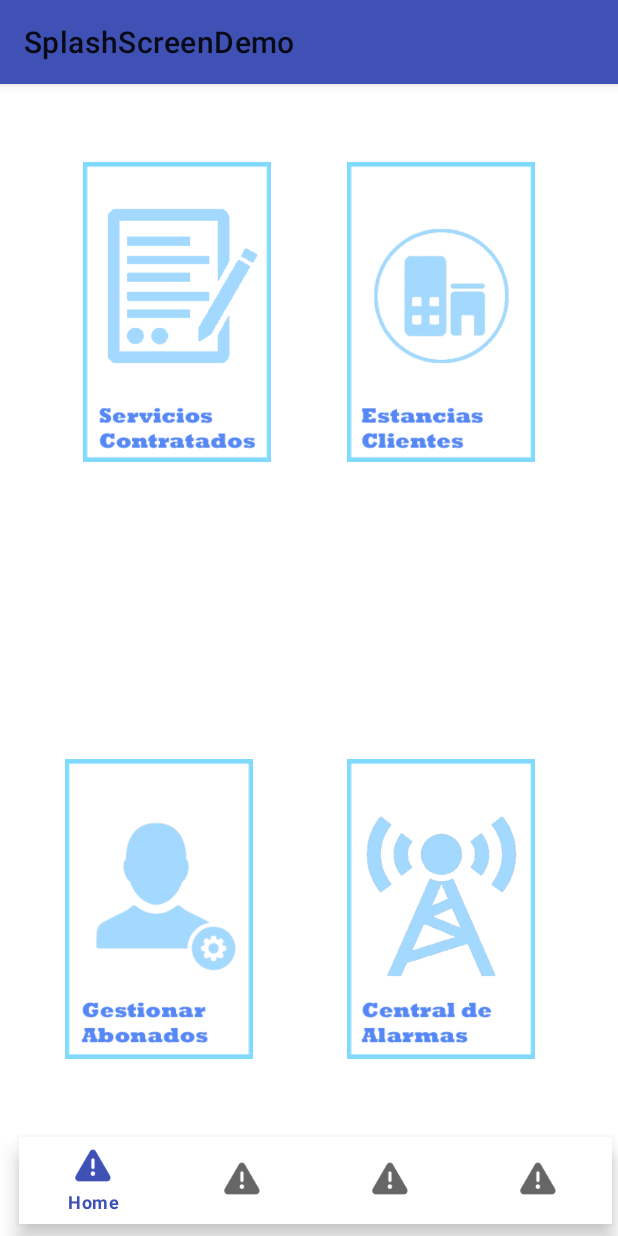
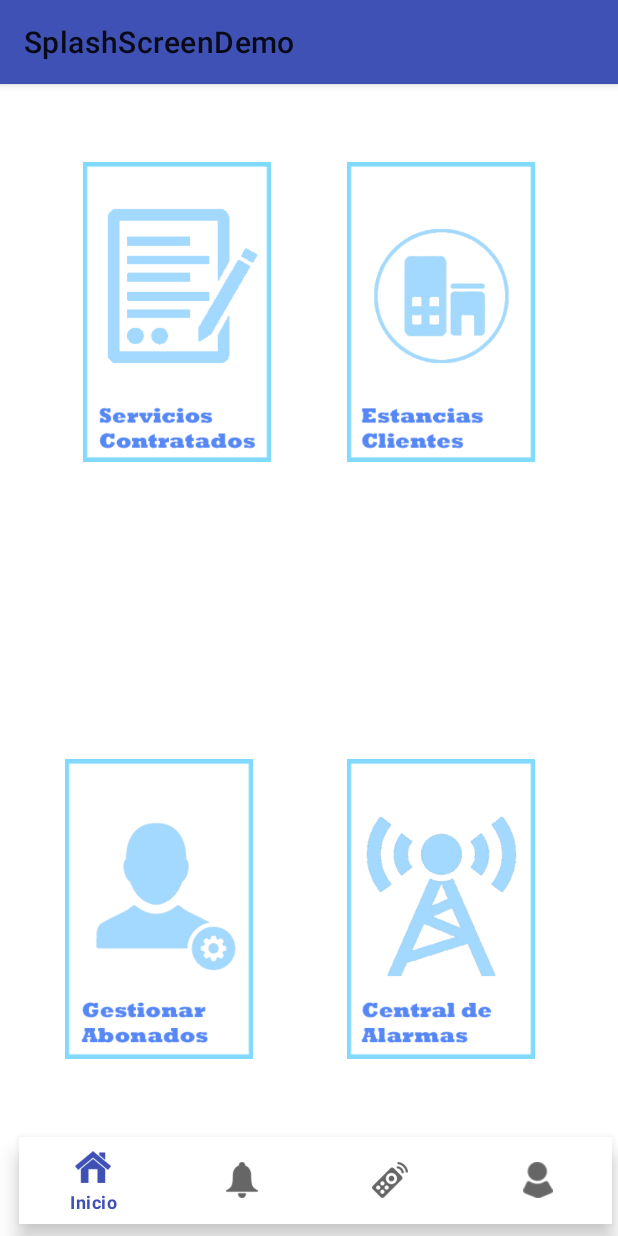
Before and after one commit to albertoomarcos/CDI-EmpresaSeguridad, an Android app: the AdminMainActivity screen opened directly, with no data from a screen before it, on a phone screen of 412 x 824 dp. Run offline under Robolectric (Android 15) with nearby library versions, the phone set to English and light mode, and no system bars.

Commit message:
Añadidos iconos en menu de navegación

```diff
--- a/app/src/main/res/menu/menu_activity_main_bottom_navigation.xml
+++ b/app/src/main/res/menu/menu_activity_main_bottom_navigation.xml
@@ -4,18 +4,18 @@
     <item
         android:id="@+id/home_navigationViewMain"
         android:checked="true"
-        android:icon="@android:drawable/ic_dialog_alert"
-        android:title="Home" />
+        android:icon="@drawable/ico_home"
+        android:title="Inicio" />
     <item
         android:id="@+id/search_navigationViewMain"
-        android:icon="@android:drawable/ic_dialog_alert"
-        android:title="Notification" />
+        android:icon="@drawable/ico_notificaciones"
+        android:title="Notificaciones" />
     <item
         android:id="@+id/notifications_navigationViewMain"
-        android:icon="@android:drawable/ic_dialog_alert"
-        android:title="Remote" />
+        android:icon="@drawable/ico_domotica"
+        android:title="Domótica" />
     <item
         android:id="@+id/profile_navigationViewMain"
-        android:icon="@android:drawable/ic_dialog_alert"
-        android:title="Profile" />
+        android:icon="@drawable/ico_perfil"
+        android:title="Perfil" />
 </menu>
```
Also changed, not shown: app/src/main/res/drawable/ico_domotica.png (added), app/src/main/res/drawable/ico_home.png (added), app/src/main/res/drawable/ico_notificaciones.png (added), app/src/main/res/drawable/ico_perfil.png (added).
